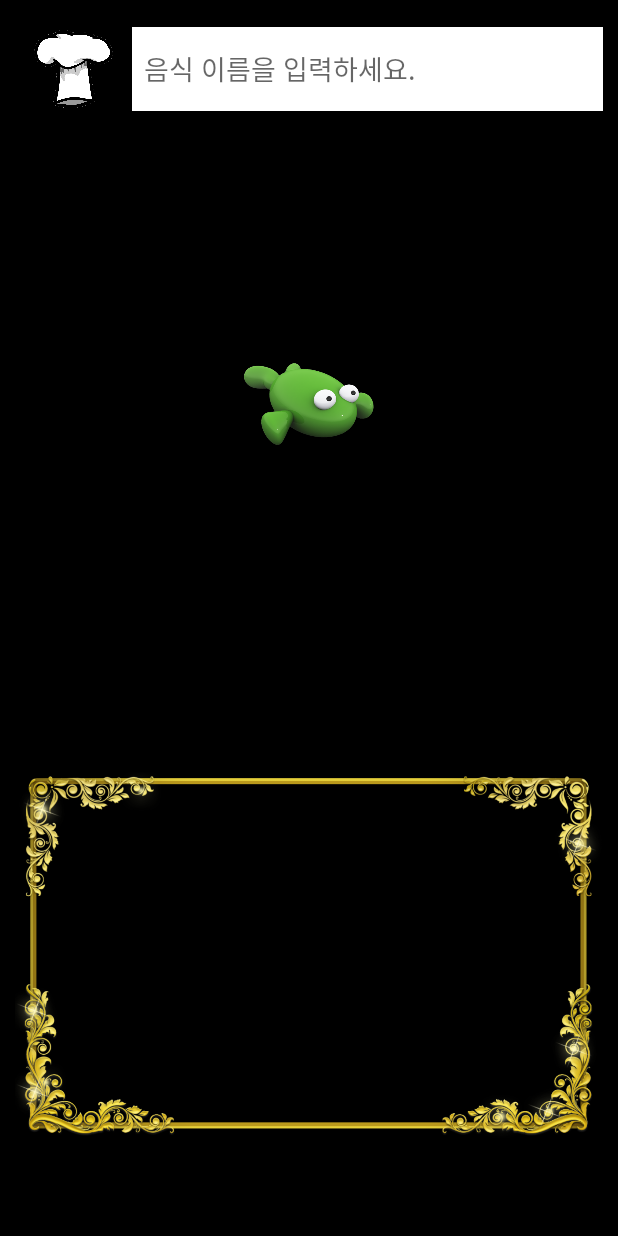
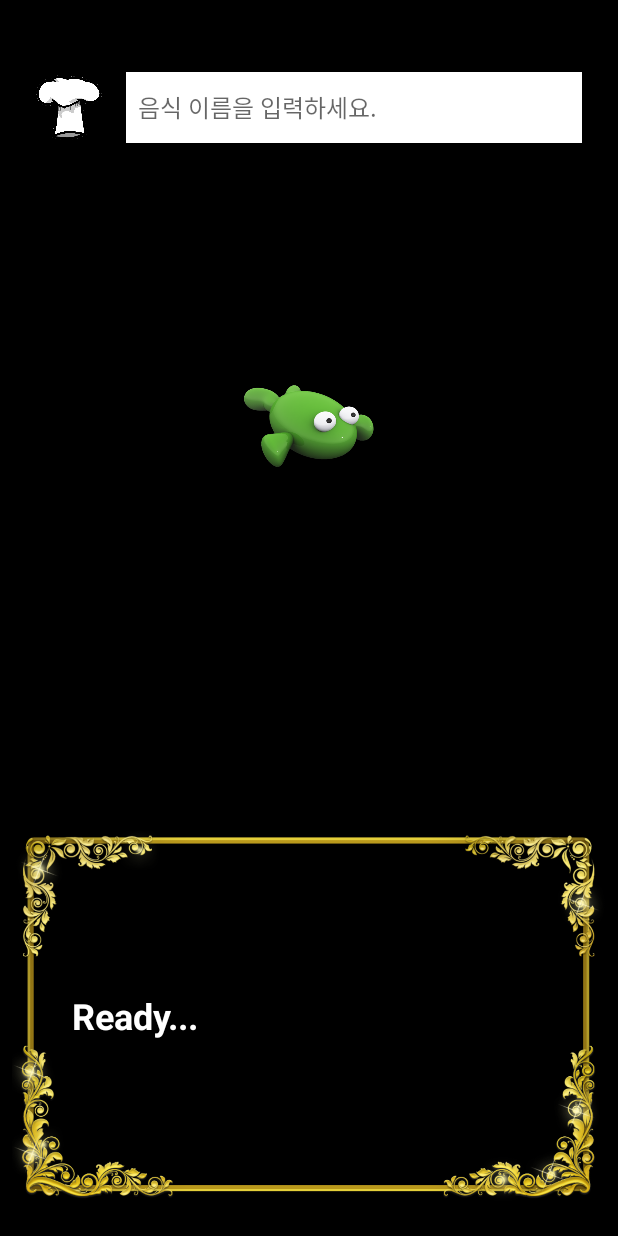
Before and after one commit to hanescargot/PoisonFrog, an Android app: the screen it shows after launch (MainActivity), on a phone screen of 412 x 824 dp. Run offline under Robolectric (Android 15) with nearby library versions, the phone set to English and light mode, and no system bars.

Commit message:
2021-07-13 pyrion

```diff
--- a/app/src/main/AndroidManifest.xml
+++ b/app/src/main/AndroidManifest.xml
@@ -9,7 +9,9 @@
         android:roundIcon="@mipmap/ic_launcher_round"
         android:supportsRtl="true"
         android:theme="@style/Theme.Poison_frog">
-        <activity android:name=".MainActivity">
+        <activity
+            android:name=".MainActivity"
+            android:windowSoftInputMode="adjustNothing">
             <intent-filter>
                 <action android:name="android.intent.action.MAIN" />
                 <category android:name="android.intent.category.LAUNCHER" />
--- a/app/src/main/java/com/pyrion/poison_frog/MainActivity.java
+++ b/app/src/main/java/com/pyrion/poison_frog/MainActivity.java
@@ -6,14 +6,20 @@ import android.os.Bundle;
 import android.text.Editable;
 import android.text.TextWatcher;
 import android.view.KeyEvent;
+import android.view.View;
 import android.widget.EditText;
+import android.widget.ScrollView;
 import android.widget.TextView;
+
+import java.util.Stack;
 
 public class MainActivity extends AppCompatActivity {
 
     EditText foodInput;
     TextView foodLog;
-    String foodInputSting;
+    String foodInputSting = "";
+    ScrollView foodLogScroll;
+    Stack<String> originFoodName = new Stack<>();
 
     @Override
     protected void onCreate(Bundle savedInstanceState) {
@@ -22,21 +28,31 @@ public class MainActivity extends AppCompatActivity {
 
         foodInput = findViewById(R.id.food_name_input);
         foodLog = findViewById(R.id.food_log);
+        foodLogScroll = findViewById(R.id.log_scroll);
 
-        TextView.OnEditorActionListener foodInputActionListener = new TextView.OnEditorActionListener() {
-            @Override
-            public boolean onEditorAction(TextView v, int actionId, KeyEvent event) {
-                System.out.println(event);
-                return false;
-            }
-        };
-
-        foodInput.addTextChangedListener((TextWatcher) foodInputActionListener);
-
+        foodInput.setOnEditorActionListener(foodInputActionListener);
 
 
     }
 
 
+    TextView.OnEditorActionListener foodInputActionListener = new TextView.OnEditorActionListener() {
+        @Override
+        public boolean onEditorAction(TextView v, int actionId, KeyEvent event) {
+            if(event == null){
+                foodInputSting += v.getText().toString() + "\n";
+                originFoodName.add(v.getText().toString());
+                ////
 
+                foodInputSting += "옴뇸뇸뇸 맛있는"+originFoodName.pop()+"네요." + "\n";
+
+                ///
+                foodLog.setText(foodInputSting);
+                foodLogScroll.fullScroll(View.FOCUS_DOWN);
+                v.setText("");
+
+            }
+            return false;
+        }
+    };
 }
--- a/app/src/main/res/layout/activity_main.xml
+++ b/app/src/main/res/layout/activity_main.xml
@@ -7,15 +7,17 @@
     tools:context=".MainActivity"
     android:background="@color/black"
     android:orientation="vertical"
-    android:padding="10dp"
+    android:padding="8dp"
     android:weightSum="10">
 
     <LinearLayout
         android:layout_width="match_parent"
         android:layout_height="0dp"
+        android:layout_marginTop="32dp"
+        android:layout_weight="0.72"
+        android:weightSum="10"
+        android:paddingRight="16dp"
         android:paddingTop="8dp"
-        android:layout_weight="0.8"
-        android:weightSum="10"
         android:orientation="horizontal"
        >
         <ImageView
@@ -30,6 +32,7 @@
             android:layout_width="0dp"
             android:layout_weight="8"
             android:layout_height="match_parent"
+            android:textSize="16sp"
             android:padding="8dp"
             android:background="@color/white"
             android:layout_gravity="center"
@@ -48,33 +51,40 @@
         <ImageView
             android:layout_width="100dp"
             android:layout_height="100dp"
-            android:src="@drawable/mian_frog_jelly"
+            android:src="@drawable/main_frog_jelly"
             android:layout_gravity="center"/>
     </LinearLayout>
 
     <FrameLayout
         android:layout_width="match_parent"
         android:layout_height="0dp"
-        android:layout_weight="4">
+        android:layout_weight="5">
+
+        <ScrollView
+            android:id="@+id/log_scroll"
+            android:layout_width="match_parent"
+            android:layout_height="match_parent"
+            android:layout_gravity="center"
+            android:layout_marginVertical="96dp"
+            android:layout_marginHorizontal="40dp">
+
+            <TextView
+                android:id="@+id/food_log"
+                android:layout_width="match_parent"
+                android:layout_height="wrap_content"
+                android:text="Ready..."
+                android:textColor="@color/white"
+                android:textSize="24sp"
+                android:layout_gravity="center"
+                android:textStyle="bold"/>
+        </ScrollView>
 
         <ImageView
-            android:layout_width="wrap_content"
-            android:layout_height="wrap_content"
-            android:src="@drawable/mian_gold_notice"
-            android:layout_gravity="center"/>
-        <TextView
-            android:id="@+id/food_log"
             android:layout_width="match_parent"
             android:layout_height="match_parent"
-            android:layout_margin="24dp"
-            android:textStyle="bold"
-            android:textColor="@color/white"
-            android:text=""
-            android:gravity="center_horizontal"/>
+            android:src="@drawable/main_gold_notice"
+            android:layout_gravity="center"/>
+
     </FrameLayout>
 
-
-
-
-
 </LinearLayout>
```
Also changed, not shown: app/src/main/res/drawable/main_frog_jelly.png (renamed from app/src/main/res/drawable/mian_frog_jelly.png), app/src/main/res/drawable/main_gold_notice.png (renamed from app/src/main/res/drawable/mian_gold_notice.png).
